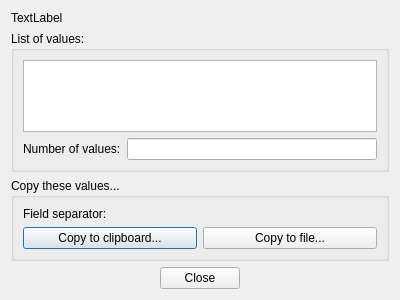
The window that gui-qt/src/PVListDisplayDlg.ui (squey/squey) describes before a commit, drawn with Qt 5.
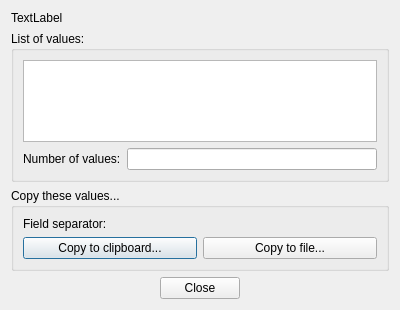
The same window after the commit. Custom widgets are drawn as their Qt base class.

```diff
--- a/gui-qt/src/PVListDisplayDlg.ui
+++ b/gui-qt/src/PVListDisplayDlg.ui
@@ -7,7 +7,7 @@
     <x>0</x>
     <y>0</y>
     <width>400</width>
-    <height>300</height>
+    <height>310</height>
    </rect>
   </property>
   <property name="windowTitle">
@@ -97,7 +97,14 @@
          </widget>
         </item>
         <item>
-         <widget class="PVWidgets::QKeySequenceWidget" name="_field_separator_btn" native="true"/>
+         <widget class="PVWidgets::QKeySequenceWidget" name="_field_separator_btn" native="true">
+          <property name="sizePolicy">
+           <sizepolicy hsizetype="Minimum" vsizetype="Preferred">
+            <horstretch>0</horstretch>
+            <verstretch>0</verstretch>
+           </sizepolicy>
+          </property>
+         </widget>
         </item>
        </layout>
       </item>
@@ -105,6 +112,12 @@
        <layout class="QHBoxLayout" name="horizontalLayout">
         <item>
          <widget class="QPushButton" name="_btn_copy_clipboard">
+          <property name="sizePolicy">
+           <sizepolicy hsizetype="Minimum" vsizetype="Fixed">
+            <horstretch>0</horstretch>
+            <verstretch>0</verstretch>
+           </sizepolicy>
+          </property>
           <property name="text">
            <string>Copy to clipboard...</string>
           </property>
@@ -112,6 +125,12 @@
         </item>
         <item>
          <widget class="QPushButton" name="_btn_copy_file">
+          <property name="sizePolicy">
+           <sizepolicy hsizetype="Minimum" vsizetype="Fixed">
+            <horstretch>0</horstretch>
+            <verstretch>0</verstretch>
+           </sizepolicy>
+          </property>
           <property name="text">
            <string>Copy to file...</string>
           </property>
```
